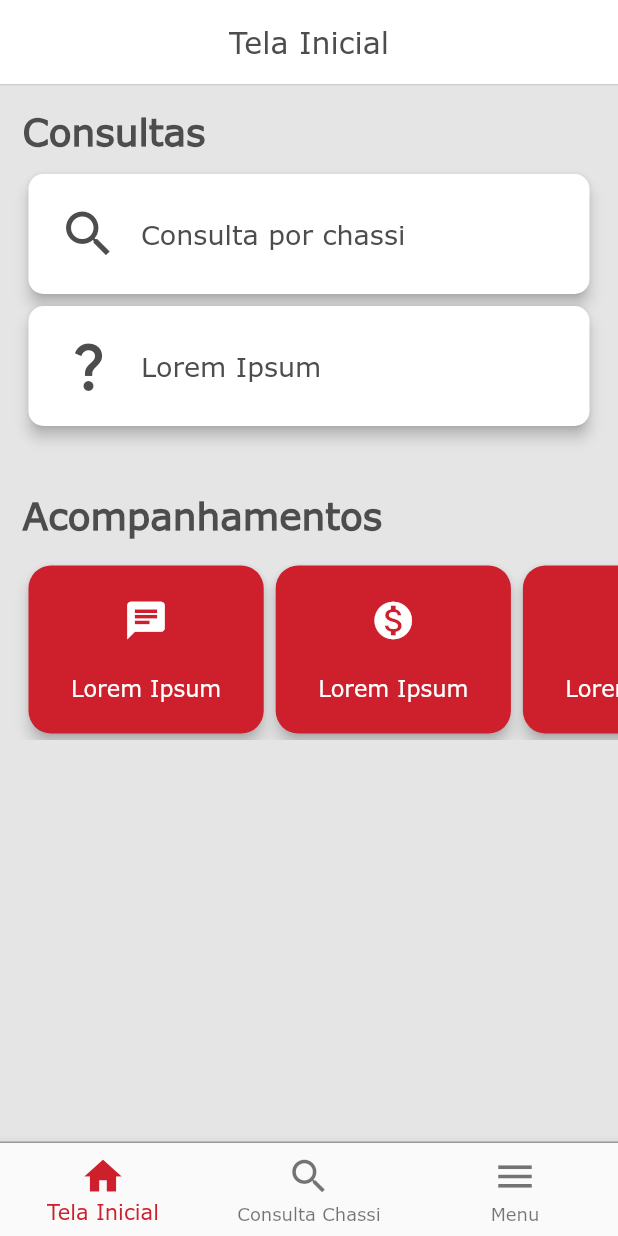
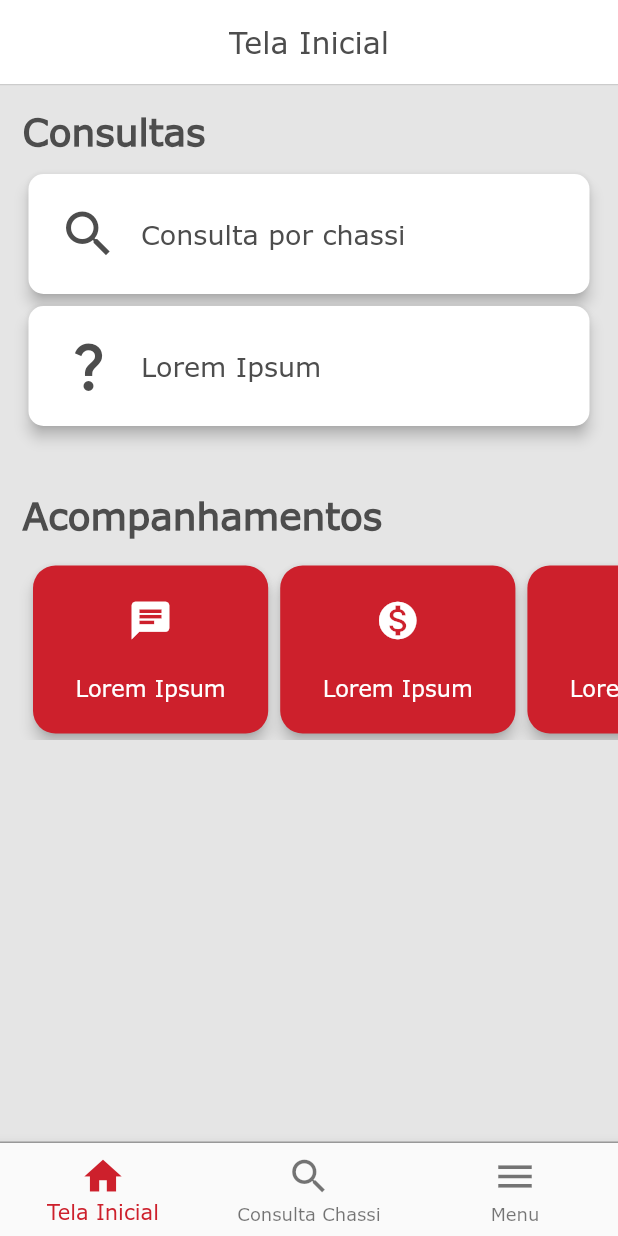
Before and after one commit to pedrocurzel/Desafio-Agrale, a Flutter app: the screen it shows after launch, on a phone screen of 412 x 824 dp. Run offline on Flutter 3.47's test engine with Material 2 defaults, Android fonts, the phone set to English and light mode, and no system bars.

```diff
--- a/lib/Screens/Home/home_screen.dart
+++ b/lib/Screens/Home/home_screen.dart
@@ -13,9 +13,7 @@ class HomeScreen extends StatefulWidget {
 }
 
 class _HomeScreenState extends State<HomeScreen> {
-  static List<Map<String, dynamic>> acompanhamentosItems = [
-    //item 0 para espaço inicial nos cards
-    {},
+  List<Map<String, dynamic>> acompanhamentosItems = [
     {"icon": Icons.chat, "label": "Lorem Ipsum", "navigateTo": null},
     {"icon": Icons.monetization_on, "label": "Lorem Ipsum", "navigateTo": null},
     {"icon": Icons.construction, "label": "Lorem Ipsum", "navigateTo": null},
@@ -53,48 +51,9 @@ class _HomeScreenState extends State<HomeScreen> {
           padding: EdgeInsets.all(15),
           child: buildSectionTitle("Acompanhamentos"),
         ),
-        buildAcompanhamentosList()
+        buildHorizontalList(acompanhamentosItems)
       ],
     );
-  }
-
-  Widget buildAcompanhamentosList() {
-    return SizedBox(
-        height: 120,
-        child: ListView.builder(
-          scrollDirection: Axis.horizontal,
-          itemCount: acompanhamentosItems.length,
-          itemBuilder: (context, index) {
-            return index == 0 ? SizedBox(width: 15,) : SizedBox(
-              width: MediaQuery.of(context).size.width / 2.5,
-              child: Card(
-                elevation: 4,
-                shape: RoundedRectangleBorder(
-                    borderRadius: BorderRadius.circular(15)),
-                color: Color(baseRed),
-                child: InkWell(
-                  onTap: () {},
-                  child: Column(
-                    mainAxisAlignment: MainAxisAlignment.spaceEvenly,
-                    crossAxisAlignment: CrossAxisAlignment.center,
-                    children: [
-                      Icon(
-                        acompanhamentosItems[index]["icon"] as IconData,
-                        color: Colors.white,
-                        size: 30,
-                      ),
-                      Text(
-                        acompanhamentosItems[index]["label"] as String,
-                        style: TextStyle(color: Colors.white, fontSize: 15),
-                      )
-                    ],
-                  ),
-                ),
-              ),
-            );
-          },
-        ),
-      );
   }
 
   Widget buildConsultasSection() {
--- a/lib/Screens/Menu/menu_screen.dart
+++ b/lib/Screens/Menu/menu_screen.dart
@@ -1,8 +1,7 @@
 import 'package:flutter/material.dart';
 
 class MenuScreen extends StatefulWidget {
-  const MenuScreen({Key? key}) : super(key: key);
-
+  MenuScreen({Key? key}) : super(key: key);
   @override
   State<MenuScreen> createState() => _MenuScreenState();
 }
--- a/lib/consts/consts.dart
+++ b/lib/consts/consts.dart
@@ -1,19 +1,16 @@
 import 'package:flutter/material.dart';
 
-const int baseRed     = 0xFFCD202C;
-const int lightGrey   = 0xFFCCCCCC;
-const int darkGrey    = 0xFF4D4D4D;
-const int appGrey     = 0xFF8C8C8C;
+const int baseRed = 0xFFCD202C;
+const int lightGrey = 0xFFCCCCCC;
+const int darkGrey = 0xFF4D4D4D;
+const int appGrey = 0xFF8C8C8C;
 const backgroundWhite = 0xFFE5E5E5;
 
 Widget titleText(String text) {
   return Text(
     text,
     style: TextStyle(
-        fontSize: 25,
-        fontWeight: FontWeight.bold,
-        color: Color(darkGrey)
-    ),
+        fontSize: 25, fontWeight: FontWeight.bold, color: Color(darkGrey)),
   );
 }
 
@@ -23,7 +20,51 @@ TextSpan baseTextSpan(String text, bool isBold) {
     style: TextStyle(
         fontSize: 18,
         color: Color(appGrey),
-        fontWeight: !isBold ? FontWeight.normal : FontWeight.bold
+        fontWeight: !isBold ? FontWeight.normal : FontWeight.bold),
+  );
+}
+
+Widget buildHorizontalList(List<Map<String, dynamic>> items) {
+  return SizedBox(
+    height: 120,
+    child: ListView.builder(
+      scrollDirection: Axis.horizontal,
+      itemCount: items.length,
+      itemBuilder: (context, index) {
+        return Container(
+                margin: EdgeInsets.only(left: index == 0 ? 18 : 0),
+                width: MediaQuery.of(context).size.width / 2.5,
+                child: Card(
+                  elevation: 4,
+                  shape: RoundedRectangleBorder(
+                      borderRadius: BorderRadius.circular(15)),
+                  color: Color(baseRed),
+                  child: InkWell(
+                    onTap: () {
+                      if (items[index]['navigateTo'] != null) {
+                        Navigator.pushNamed(
+                            context, items[index]['navigateTo']);
+                      }
+                    },
+                    child: Column(
+                      mainAxisAlignment: MainAxisAlignment.spaceEvenly,
+                      crossAxisAlignment: CrossAxisAlignment.center,
+                      children: [
+                        Icon(
+                          items[index]["icon"] as IconData,
+                          color: Colors.white,
+                          size: 30,
+                        ),
+                        Text(
+                          items[index]["label"] as String,
+                          style: TextStyle(color: Colors.white, fontSize: 15),
+                        )
+                      ],
+                    ),
+                  ),
+                ),
+              );
+      },
     ),
   );
 }
```
Also changed, not shown: lib/main.dart (+7 -1 lines), lib/widgets/produto_actions.dart (+55 -6 lines).
